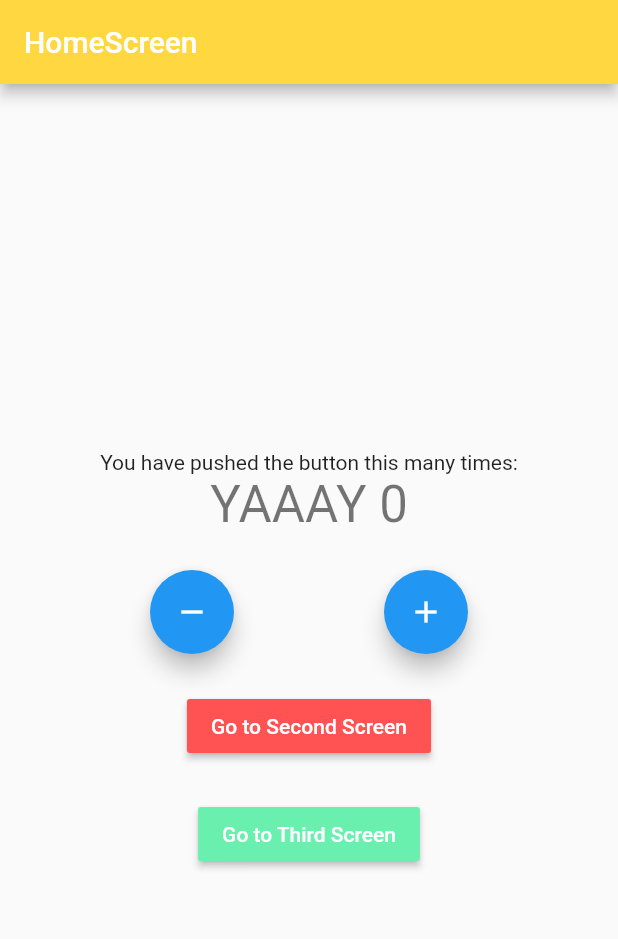
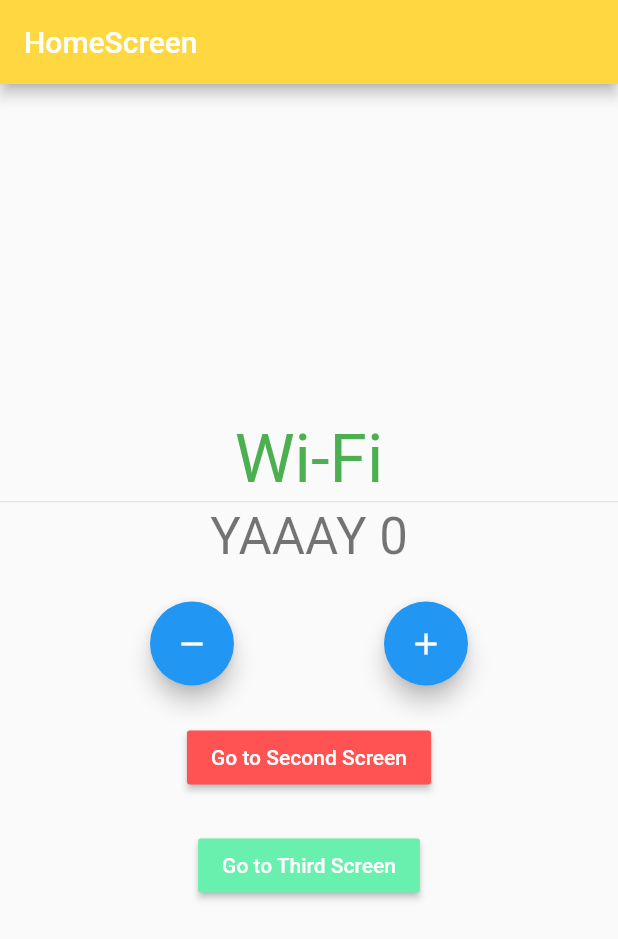
Before and after one commit to r3ddev1l/flutter_bloc_practice, a Flutter app: the screen it shows after launch, on a phone screen of 412 x 824 dp. Shown: the top 939 px of the screen. Run offline on Flutter 3.47's test engine with Material 2 defaults, Android fonts, the phone set to English and light mode, and no system bars; our stand-ins replace bloc, connectivity_plus, equatable, flutter_bloc.

```diff
--- /dev/null
+++ b/lib/constants/enum.dart
@@ -0,0 +1,4 @@
+enum ConnectionType {
+  Wifi,
+  Mobile,
+}
--- a/lib/logic/cubit/counter_cubit.dart
+++ b/lib/logic/cubit/counter_cubit.dart
@@ -1,15 +1,44 @@
+import 'dart:async';
+
 import 'package:bloc/bloc.dart';
 import 'package:equatable/equatable.dart';
+import 'package:flutter_bloc_concepts/constants/enum.dart';
+import 'package:flutter_bloc_concepts/logic/cubit/internet_cubit.dart';
 import 'package:meta/meta.dart';
 
 part 'counter_state.dart';
 
 class CounterCubit extends Cubit<CounterState> {
-  CounterCubit() : super(CounterState(counterValue: 0));
+  final InternetCubit internetCubit;
+
+  StreamSubscription internetStreamSubscription;
+
+  CounterCubit({@required this.internetCubit})
+      : super(CounterState(counterValue: 0)) {
+    monitorInternetCubit();
+  }
+
+  StreamSubscription<InternetState> monitorInternetCubit() {
+    return internetStreamSubscription = internetCubit.listen((internetState) {
+      if (internetState is InternetConnected &&
+          internetState.connectionType == ConnectionType.Wifi) {
+        increment();
+      } else if (internetState is InternetConnected &&
+          internetState.connectionType == ConnectionType.Mobile) {
+        decrement();
+      }
+    });
+  }
 
   void increment() => emit(
       CounterState(counterValue: state.counterValue + 1, wasIncremented: true));
 
   void decrement() => emit(CounterState(
       counterValue: state.counterValue - 1, wasIncremented: false));
+
+  @override
+  Future<void> close() {
+    internetStreamSubscription.cancel();
+    return super.close();
+  }
 }
--- /dev/null
+++ b/lib/logic/cubit/internet_cubit.dart
@@ -0,0 +1,41 @@
+import 'dart:async';
+
+import 'package:bloc/bloc.dart';
+import 'package:connectivity_plus/connectivity_plus.dart';
+import 'package:flutter_bloc_concepts/constants/enum.dart';
+import 'package:meta/meta.dart';
+
+part 'internet_state.dart';
+
+class InternetCubit extends Cubit<InternetState> {
+  final Connectivity connectivity;
+  StreamSubscription connectivityStreamSubscription;
+
+  InternetCubit({@required this.connectivity}) : super(InternetLoading()) {
+    monitorInternetConnection();
+  }
+
+  StreamSubscription<ConnectivityResult> monitorInternetConnection() {
+    return connectivityStreamSubscription =
+        connectivity.onConnectivityChanged.listen((connectivityResult) {
+      if (connectivityResult == ConnectivityResult.wifi) {
+        emitInternetConnected(ConnectionType.Wifi);
+      } else if (connectivityResult == ConnectivityResult.mobile) {
+        emitInternetConnected(ConnectionType.Mobile);
+      } else if (connectivityResult == ConnectivityResult.none) {
+        emitInternetDisconnected();
+      }
+    });
+  }
+
+  void emitInternetConnected(ConnectionType _connectionType) =>
+      emit(InternetConnected(connectionType: _connectionType));
+
+  void emitInternetDisconnected() => emit(InternetDisconnected());
+
+  @override
+  Future<void> close() {
+    connectivityStreamSubscription.cancel();
+    return super.close();
+  }
+}
--- /dev/null
+++ b/lib/logic/cubit/internet_state.dart
@@ -0,0 +1,14 @@
+part of 'internet_cubit.dart';
+
+@immutable
+abstract class InternetState {}
+
+class InternetLoading extends InternetState {}
+
+class InternetConnected extends InternetState {
+  final ConnectionType connectionType;
+
+  InternetConnected({@required this.connectionType});
+}
+
+class InternetDisconnected extends InternetState {}
--- a/lib/main.dart
+++ b/lib/main.dart
@@ -1,24 +1,39 @@
+import 'package:connectivity_plus/connectivity_plus.dart';
 import 'package:flutter/material.dart';
 import 'package:flutter_bloc/flutter_bloc.dart';
 import 'package:flutter_bloc_concepts/logic/cubit/counter_cubit.dart';
+import 'package:flutter_bloc_concepts/logic/cubit/internet_cubit.dart';
 import 'package:flutter_bloc_concepts/presentation/router/app_router.dart';
 
 void main() {
   runApp(
-    MyApp(),
+    MyApp(
+      appRouter: AppRouter(),
+      connectivity: Connectivity(),
+    ),
   );
 }
 
 class MyApp extends StatelessWidget {
-  final AppRouter _appRouter = AppRouter();
+  final Connectivity connectivity;
+  final AppRouter appRouter;
 
+  MyApp({@required this.appRouter, @required this.connectivity});
   @override
   Widget build(BuildContext context) {
-    return BlocProvider(
-      create: (context) => CounterCubit(),
+    return MultiBlocProvider(
+      providers: [
+        BlocProvider<InternetCubit>(
+          create: (context) => InternetCubit(connectivity: connectivity),
+        ),
+        BlocProvider<CounterCubit>(
+          create: (context) =>
+              CounterCubit(internetCubit: context.bloc<InternetCubit>()),
+        ),
+      ],
       child: MaterialApp(
         title: 'Bloc Demo',
-        onGenerateRoute: _appRouter.onGenerateRoute,
+        onGenerateRoute: appRouter.onGenerateRoute,
       ),
     );
   }
--- a/lib/presentation/Screens/home_screen.dart
+++ b/lib/presentation/Screens/home_screen.dart
@@ -1,7 +1,8 @@
 import 'package:flutter/material.dart';
-import 'package:flutter/widgets.dart';
 import 'package:flutter_bloc/flutter_bloc.dart';
+import 'package:flutter_bloc_concepts/constants/enum.dart';
 import 'package:flutter_bloc_concepts/logic/cubit/counter_cubit.dart';
+import 'package:flutter_bloc_concepts/logic/cubit/internet_cubit.dart';
 
 class HomeScreen extends StatefulWidget {
   HomeScreen({Key key, this.title, this.color}) : super(key: key);
@@ -16,7 +17,17 @@ class HomeScreen extends StatefulWidget {
 class _HomeScreenState extends State<HomeScreen> {
   @override
   Widget build(BuildContext context) {
-    return Scaffold(
+    return BlocListener<InternetCubit, InternetState>(
+      listener: (context, state) {
+        if (state is InternetConnected &&
+            state.connectionType == ConnectionType.Wifi) {
+          context.bloc<CounterCubit>().increment();
+        } else if (state is InternetConnected &&
+            state.connectionType == ConnectionType.Mobile) {
+          context.bloc<CounterCubit>().decrement();
+        }
+      },
+      child: Scaffold(
         appBar: AppBar(
           backgroundColor: widget.color,
           title: Text(widget.title),
@@ -25,8 +36,37 @@ class _HomeScreenState extends State<HomeScreen> {
           child: Column(
             mainAxisAlignment: MainAxisAlignment.center,
             children: <Widget>[
-            Text(
-              'You have pushed the button this many times:',
+              BlocBuilder<InternetCubit, InternetState>(
+                builder: (context, state) {
+                  if (state is InternetConnected &&
+                      state.connectionType == ConnectionType.Wifi) {
+                    return Text(
+                      'Wi-Fi',
+                      style: Theme.of(context).textTheme.headline3.copyWith(
+                            color: Colors.green,
+                          ),
+                    );
+                  } else if (state is InternetConnected &&
+                      state.connectionType == ConnectionType.Mobile) {
+                    return Text(
+                      'Mobile',
+                      style: Theme.of(context).textTheme.headline3.copyWith(
+                            color: Colors.red,
+                          ),
+                    );
+                  } else if (state is InternetDisconnected) {
+                    return Text(
+                      'Disconnected',
+                      style: Theme.of(context).textTheme.headline3.copyWith(
+                            color: Colors.grey,
+                          ),
+                    );
+                  }
+                  return CircularProgressIndicator();
+                },
+              ),
+              Divider(
+                height: 5,
               ),
               BlocConsumer<CounterCubit, CounterState>(
                 listener: (context, state) {
@@ -87,8 +127,8 @@ class _HomeScreenState extends State<HomeScreen> {
                   FloatingActionButton(
                     heroTag: Text('${widget.title} 2nd'),
                     onPressed: () {
-                    BlocProvider.of<CounterCubit>(context).increment();
-                    // context.bloc<CounterCubit>().increment();
+                      // BlocProvider.of<CounterCubit>(context).increment();
+                      context.bloc<CounterCubit>().increment();
                     },
                     tooltip: 'Increment',
                     child: Icon(Icons.add),
@@ -128,6 +168,7 @@ class _HomeScreenState extends State<HomeScreen> {
             ],
           ),
         ),
+      ),
     );
   }
 }
--- a/pubspec.yaml
+++ b/pubspec.yaml
@@ -32,6 +32,8 @@ dependencies:
   bloc_test: ^7.1.0
   test: ^1.15.5
   equatable: ^1.2.5
+  connectivity_plus: ^0.5.0
+
 
 dev_dependencies:
   flutter_test:
```
Also changed, not shown: pubspec.lock. Lines whose indentation alone changed are shown as unchanged.
